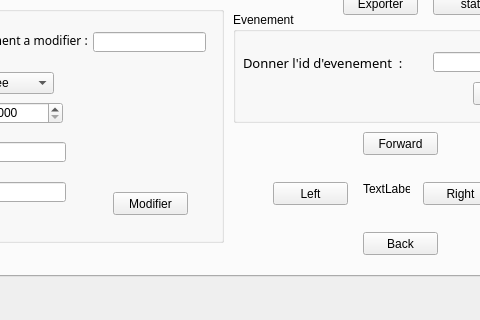
Qt form mainwindow.ui (Mahdi-dahmani/Smart-Aid-association-2A9) before a commit; both pictures show x 119 to 599 and y 284 to 604 of the 800 by 604 pixel window.
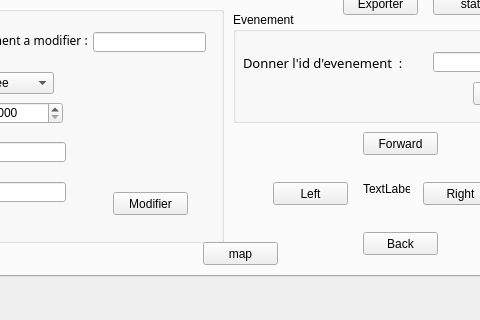
The same form after that commit.

The edit to the form file:
```diff
--- a/mainwindow.ui
+++ b/mainwindow.ui
@@ -738,6 +738,19 @@
          </rect>
         </property>
        </widget>
+       <widget class="QPushButton" name="map">
+        <property name="geometry">
+         <rect>
+          <x>320</x>
+          <y>500</y>
+          <width>75</width>
+          <height>23</height>
+         </rect>
+        </property>
+        <property name="text">
+         <string>map</string>
+        </property>
+       </widget>
       </widget>
       <widget class="QWidget" name="page_2"/>
      </widget>
```
